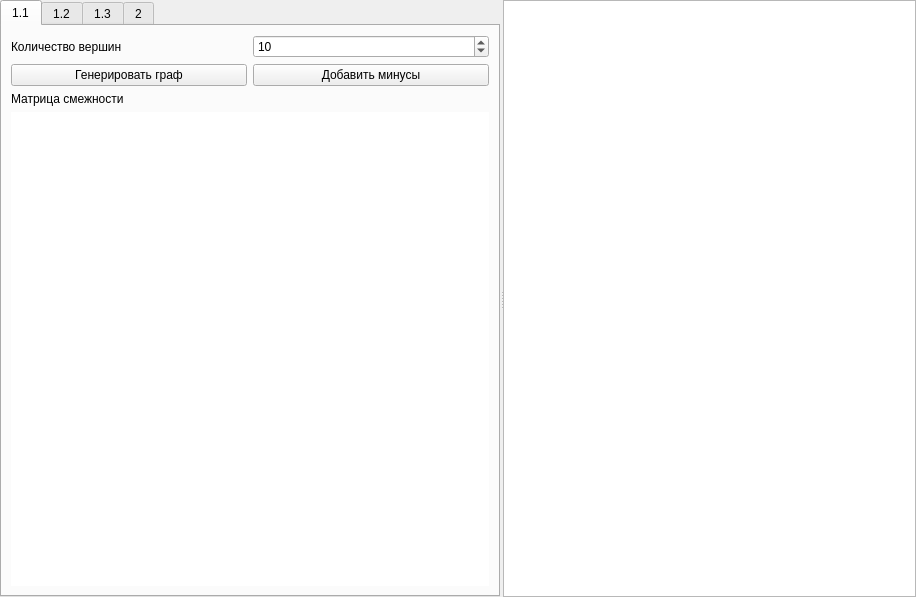
mariohuq/polytech-graph-theory, file L1-GUI/Lab1.ui: the form before one commit.
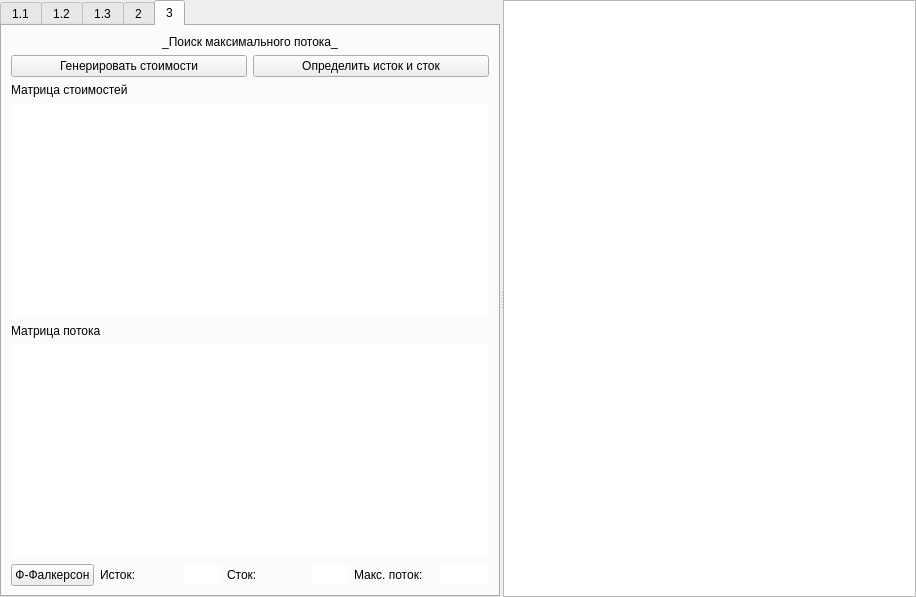
The form after the commit.

Commit message: add no such path message, add ui for L3

Diff of the .ui file:
```diff
--- a/L1-GUI/Lab1.ui
+++ b/L1-GUI/Lab1.ui
@@ -48,7 +48,7 @@
        </size>
       </property>
       <property name="currentIndex">
-       <number>0</number>
+       <number>4</number>
       </property>
       <widget class="QWidget" name="tab_gen">
        <attribute name="title">
@@ -435,6 +435,167 @@
         </item>
        </layout>
       </widget>
+      <widget class="QWidget" name="tab_flow">
+       <attribute name="title">
+        <string>3</string>
+       </attribute>
+       <layout class="QVBoxLayout" name="verticalLayout_9">
+        <item>
+         <widget class="QLabel" name="label_16">
+          <property name="text">
+           <string>_Поиск максимального потока_</string>
+          </property>
+          <property name="textFormat">
+           <enum>Qt::MarkdownText</enum>
+          </property>
+          <property name="alignment">
+           <set>Qt::AlignCenter</set>
+          </property>
+         </widget>
+        </item>
+        <item>
+         <layout class="QHBoxLayout" name="horizontalLayout_12">
+          <item>
+           <widget class="QPushButton" name="generate_costs">
+            <property name="toolTip">
+             <string>Матрица смежности интерпретируется как матрица пропускных способностей.</string>
+            </property>
+            <property name="text">
+             <string>Генерировать стоимости</string>
+            </property>
+           </widget>
+          </item>
+          <item>
+           <widget class="QPushButton" name="identify_source_sink">
+            <property name="toolTip">
+             <string>Добавляет фиктивный исток и сток, если нужно</string>
+            </property>
+            <property name="text">
+             <string>Определить исток и сток</string>
+            </property>
+           </widget>
+          </item>
+         </layout>
+        </item>
+        <item>
+         <widget class="QLabel" name="label_17">
+          <property name="text">
+           <string>Матрица стоимостей</string>
+          </property>
+         </widget>
+        </item>
+        <item>
+         <widget class="QTableView" name="costs_matrix">
+          <property name="frameShape">
+           <enum>QFrame::NoFrame</enum>
+          </property>
+         </widget>
+        </item>
+        <item>
+         <widget class="QLabel" name="label_21">
+          <property name="text">
+           <string>Матрица потока</string>
+          </property>
+         </widget>
+        </item>
+        <item>
+         <widget class="QTableView" name="flow_matrix">
+          <property name="frameShape">
+           <enum>QFrame::NoFrame</enum>
+          </property>
+         </widget>
+        </item>
+        <item>
+         <layout class="QHBoxLayout" name="horizontalLayout_11">
+          <item>
+           <widget class="QPushButton" name="pushButton">
+            <property name="toolTip">
+             <string>Алгоритм Форда-Фалкерсона</string>
+            </property>
+            <property name="text">
+             <string>Ф-Фалкерсон</string>
+            </property>
+           </widget>
+          </item>
+          <item>
+           <widget class="QLabel" name="label_18">
+            <property name="text">
+             <string>Исток:</string>
+            </property>
+           </widget>
+          </item>
+          <item>
+           <widget class="QLineEdit" name="sourceText">
+            <property name="maximumSize">
+             <size>
+              <width>36</width>
+              <height>16777215</height>
+             </size>
+            </property>
+            <property name="frame">
+             <bool>false</bool>
+            </property>
+            <property name="readOnly">
+             <bool>true</bool>
+            </property>
+           </widget>
+          </item>
+          <item>
+           <widget class="QLabel" name="label_19">
+            <property name="text">
+             <string>Сток:</string>
+            </property>
+           </widget>
+          </item>
+          <item>
+           <widget class="QLineEdit" name="sinkText">
+            <property name="sizePolicy">
+             <sizepolicy hsizetype="Expanding" vsizetype="Fixed">
+              <horstretch>0</horstretch>
+              <verstretch>0</verstretch>
+             </sizepolicy>
+            </property>
+            <property name="maximumSize">
+             <size>
+              <width>36</width>
+              <height>16777215</height>
+             </size>
+            </property>
+            <property name="frame">
+             <bool>false</bool>
+            </property>
+            <property name="readOnly">
+             <bool>true</bool>
+            </property>
+           </widget>
+          </item>
+          <item>
+           <widget class="QLabel" name="label_20">
+            <property name="text">
+             <string>Макс. поток:</string>
+            </property>
+           </widget>
+          </item>
+          <item>
+           <widget class="QLineEdit" name="flowText">
+            <property name="maximumSize">
+             <size>
+              <width>50</width>
+              <height>16777215</height>
+             </size>
+            </property>
+            <property name="frame">
+             <bool>false</bool>
+            </property>
+            <property name="readOnly">
+             <bool>true</bool>
+            </property>
+           </widget>
+          </item>
+         </layout>
+        </item>
+       </layout>
+      </widget>
      </widget>
      <widget class="QGraphicsView" name="graphicsView">
       <property name="maximumSize">
```
Left out of the diff: 3 changed lines with no effect on the pictures. The commit also changes 1 other file.
